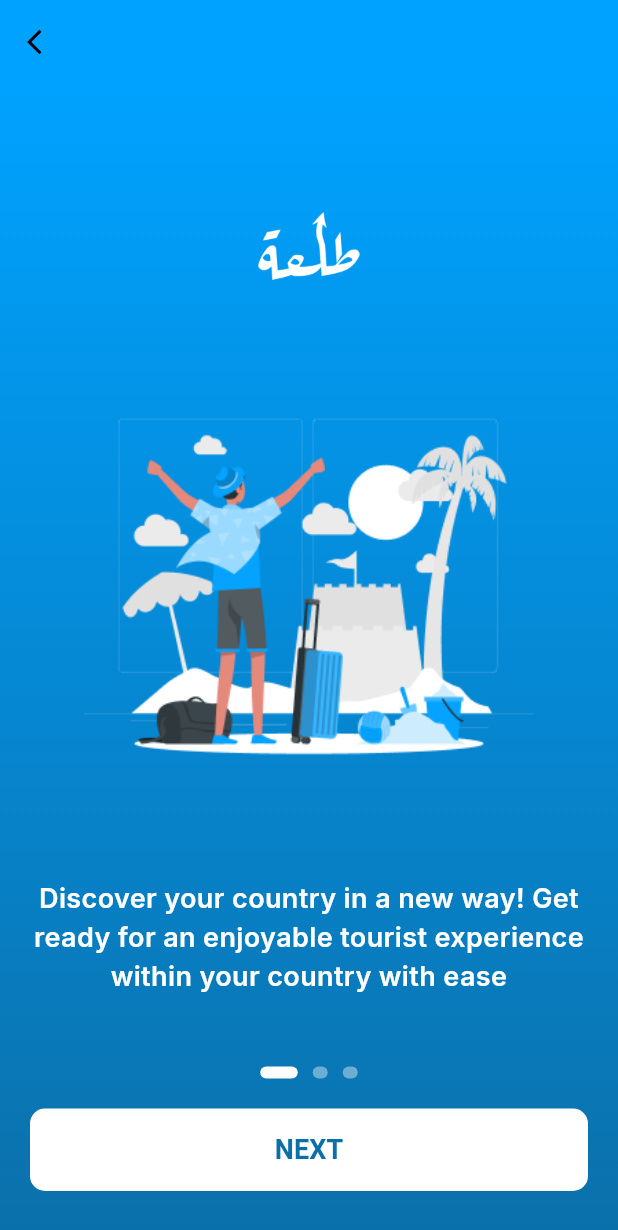
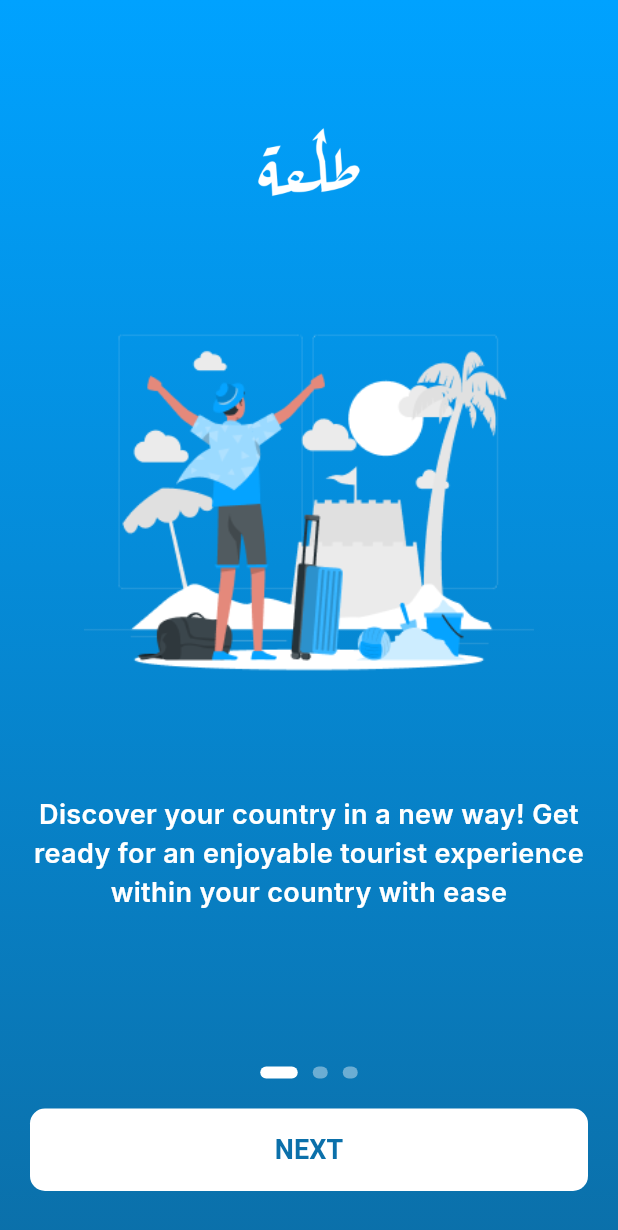
Before and after one commit to WalidAhmed89/Tal3a, a Flutter app: the screen it shows after launch, on a phone screen of 412 x 824 dp. Shown: the top 1230 px of the screen. Run offline on Flutter 3.47's test engine with Material 3 defaults, Android fonts, the phone set to English and light mode, and no system bars; our stand-ins replace google_fonts.

Commit message:
by mohaned

```diff
--- a/lib/First_Screen/onBoardScreen.dart
+++ b/lib/First_Screen/onBoardScreen.dart
@@ -39,19 +39,6 @@ class _OnBoardScreenState extends State<OnBoardScreen> {
   @override
   Widget build(BuildContext context) {
     return Scaffold(
-      appBar: AppBar(
-        backgroundColor: Color(0xFF00A2FF),
-        leading: IconButton(
-          icon: const Icon(
-            Icons.arrow_back_ios,
-            color: Colors.black,
-            size: 20,
-          ),
-          onPressed: () {
-            Navigator.pop(context); // الرجوع للصفحة السابقة
-          },
-        ),
-      ),
       body: Container(
         padding: const EdgeInsets.symmetric(horizontal: 20),
         decoration: const BoxDecoration(
```
